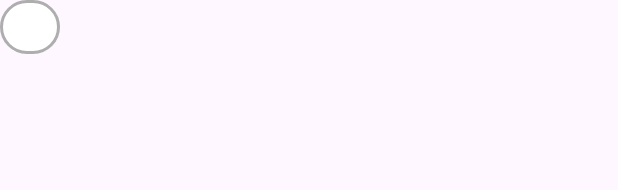
After one commit to tukcomCD2024/YooDoRi, an Android app: the layout toast_layout.xml on its own in the app's theme, with its tools: preview values and no code run, on a phone screen of 412 x 824 dp. The commit adds this screen. Shown: the top 190 px of the screen. Run offline under Robolectric (Android 15) with nearby library versions, the phone set to English and light mode, and no system bars.

Commit message:
feat: 로그인 화면 Toast로 에러메시지 출력

```diff
--- /dev/null
+++ b/frontend/app/src/main/res/drawable/toast_bg.xml
@@ -0,0 +1,9 @@
+<?xml version="1.0" encoding="utf-8"?>
+<shape xmlns:android="http://schemas.android.com/apk/res/android"
+    android:shape="rectangle">
+
+    <solid android:color="@color/white"/>
+    <corners android:radius="20dp"/>
+    <stroke android:color="@color/gray60"
+        android:width="2dp"/>
+</shape>
--- a/frontend/app/src/main/res/layout/fragment_login.xml
+++ b/frontend/app/src/main/res/layout/fragment_login.xml
@@ -17,7 +17,7 @@
             android:id="@+id/title_tv"
             android:layout_width="match_parent"
             android:layout_height="wrap_content"
-            android:layout_marginTop="48dp"
+            android:layout_marginTop="80dp"
             android:gravity="center"
             android:text="@string/login_title_text"
             android:textAppearance="@style/TextAppearance.App.30sp.ExtraBold"
@@ -27,7 +27,7 @@
             android:id="@+id/describe_tv"
             android:layout_width="0dp"
             android:layout_height="wrap_content"
-            android:layout_marginTop="16dp"
+            android:layout_marginTop="20dp"
             android:gravity="center"
             android:text="@string/login_describe_text"
             android:textAppearance="@style/TextAppearance.App.18sp.Bold"
--- a/frontend/app/src/main/res/layout/fragment_patient_otp.xml
+++ b/frontend/app/src/main/res/layout/fragment_patient_otp.xml
@@ -102,7 +102,7 @@
             android:layout_marginHorizontal="24dp"
             android:layout_marginBottom="32dp"
             android:background="@drawable/rectangle_corner_10"
-            android:text="입력 완료"
+            android:text="연결 완료"
             android:onClick="@{() -> view.onClickInputDone()}"
             app:layout_constraintBottom_toBottomOf="parent"
             />
--- /dev/null
+++ b/frontend/app/src/main/res/layout/toast_layout.xml
@@ -0,0 +1,16 @@
+<?xml version="1.0" encoding="utf-8"?>
+<LinearLayout xmlns:android="http://schemas.android.com/apk/res/android"
+    android:layout_width="match_parent"
+    android:layout_height="match_parent">
+
+    <TextView
+        android:id="@+id/tv"
+        android:layout_width="wrap_content"
+        android:layout_height="wrap_content"
+        android:background="@drawable/toast_bg"
+        android:textAppearance="@style/TextAppearance.App.14sp.SemiBold"
+        android:paddingVertical="10dp"
+        android:paddingHorizontal="20dp"
+        android:textColor="@color/black"/>
+
+</LinearLayout>
```
Also changed, not shown: frontend/app/src/main/java/kr/ac/tukorea/whereareu/presentation/login/LoginViewModel.kt (+10 -5 lines), frontend/app/src/main/java/kr/ac/tukorea/whereareu/presentation/login/NokOtpFragment.kt (+20 -0 lines), frontend/app/src/main/java/kr/ac/tukorea/whereareu/presentation/login/PatientOtpFragment.kt (+17 -0 lines).
